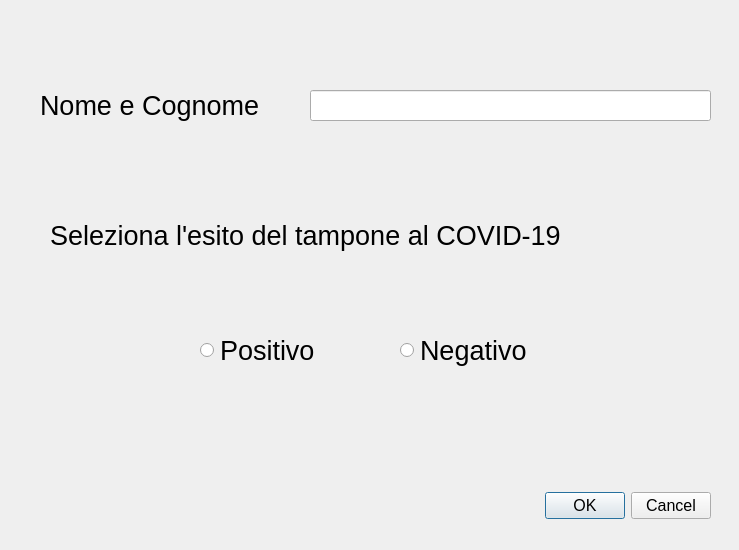
The window that c++/menu/menu_project/inserisci.ui (alessan10/c19-1) describes before a commit, drawn with Qt 5.
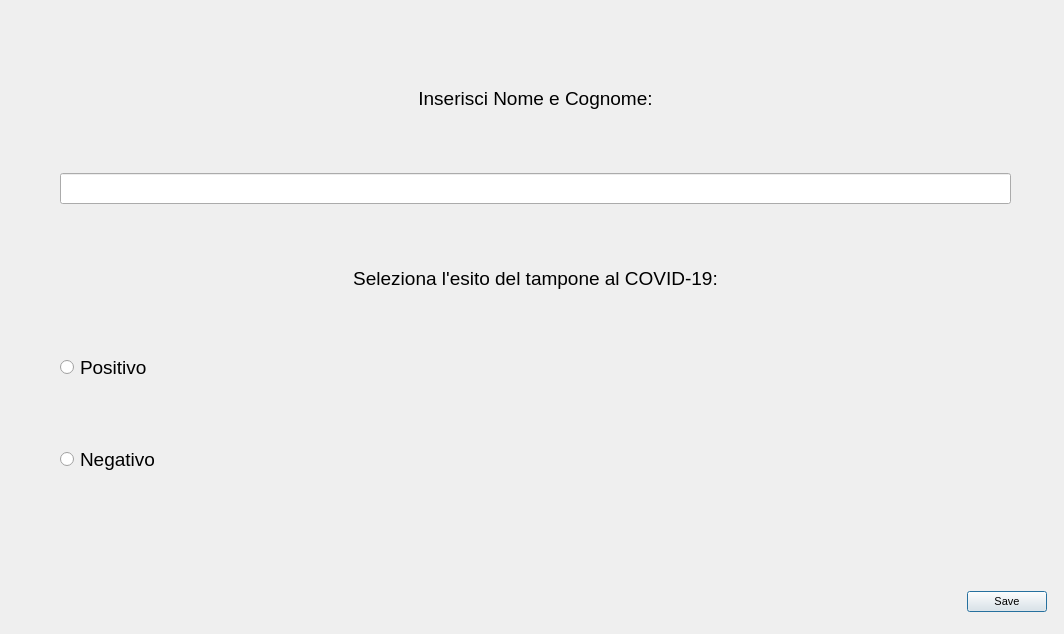
The same window after the commit.

Diff of the .ui file:
```diff
--- a/c++/menu/menu_project/inserisci.ui
+++ b/c++/menu/menu_project/inserisci.ui
@@ -6,119 +6,155 @@
    <rect>
     <x>0</x>
     <y>0</y>
-    <width>739</width>
-    <height>550</height>
+    <width>1064</width>
+    <height>634</height>
    </rect>
   </property>
   <property name="windowTitle">
    <string>Dialog</string>
   </property>
+  <widget class="QWidget" name="verticalLayoutWidget">
+   <property name="geometry">
+    <rect>
+     <x>60</x>
+     <y>30</y>
+     <width>951</width>
+     <height>501</height>
+    </rect>
+   </property>
+   <layout class="QVBoxLayout" name="verticalLayout">
+    <item>
+     <widget class="QLabel" name="label">
+      <property name="sizePolicy">
+       <sizepolicy hsizetype="Preferred" vsizetype="Fixed">
+        <horstretch>0</horstretch>
+        <verstretch>0</verstretch>
+       </sizepolicy>
+      </property>
+      <property name="font">
+       <font>
+        <pointsize>14</pointsize>
+       </font>
+      </property>
+      <property name="text">
+       <string>Inserisci Nome e Cognome:</string>
+      </property>
+      <property name="alignment">
+       <set>Qt::AlignCenter</set>
+      </property>
+     </widget>
+    </item>
+    <item>
+     <widget class="QLineEdit" name="lineEdit">
+      <property name="sizePolicy">
+       <sizepolicy hsizetype="Preferred" vsizetype="Fixed">
+        <horstretch>0</horstretch>
+        <verstretch>0</verstretch>
+       </sizepolicy>
+      </property>
+      <property name="font">
+       <font>
+        <pointsize>14</pointsize>
+       </font>
+      </property>
+      <property name="alignment">
+       <set>Qt::AlignCenter</set>
+      </property>
+     </widget>
+    </item>
+    <item>
+     <widget class="QLabel" name="label_2">
+      <property name="sizePolicy">
+       <sizepolicy hsizetype="Preferred" vsizetype="Fixed">
+        <horstretch>0</horstretch>
+        <verstretch>0</verstretch>
+       </sizepolicy>
+      </property>
+      <property name="font">
+       <font>
+        <pointsize>14</pointsize>
+       </font>
+      </property>
+      <property name="text">
+       <string>Seleziona l'esito del tampone al COVID-19:</string>
+      </property>
+      <property name="alignment">
+       <set>Qt::AlignCenter</set>
+      </property>
+     </widget>
+    </item>
+    <item>
+     <widget class="QRadioButton" name="radioButton_2">
+      <property name="sizePolicy">
+       <sizepolicy hsizetype="Fixed" vsizetype="Fixed">
+        <horstretch>0</horstretch>
+        <verstretch>0</verstretch>
+       </sizepolicy>
+      </property>
+      <property name="font">
+       <font>
+        <pointsize>14</pointsize>
+       </font>
+      </property>
+      <property name="text">
+       <string>Positivo</string>
+      </property>
+     </widget>
+    </item>
+    <item>
+     <widget class="QRadioButton" name="radioButton">
+      <property name="sizePolicy">
+       <sizepolicy hsizetype="Fixed" vsizetype="Fixed">
+        <horstretch>0</horstretch>
+        <verstretch>0</verstretch>
+       </sizepolicy>
+      </property>
+      <property name="font">
+       <font>
+        <pointsize>14</pointsize>
+       </font>
+      </property>
+      <property name="layoutDirection">
+       <enum>Qt::LeftToRight</enum>
+      </property>
+      <property name="text">
+       <string>Negativo</string>
+      </property>
+     </widget>
+    </item>
+   </layout>
+  </widget>
   <widget class="QDialogButtonBox" name="buttonBox">
+   <property name="enabled">
+    <bool>true</bool>
+   </property>
    <property name="geometry">
     <rect>
-     <x>370</x>
-     <y>490</y>
-     <width>341</width>
-     <height>32</height>
+     <x>890</x>
+     <y>590</y>
+     <width>157</width>
+     <height>23</height>
     </rect>
    </property>
+   <property name="sizePolicy">
+    <sizepolicy hsizetype="Fixed" vsizetype="Fixed">
+     <horstretch>0</horstretch>
+     <verstretch>0</verstretch>
+    </sizepolicy>
+   </property>
    <property name="font">
     <font>
-     <pointsize>12</pointsize>
+     <pointsize>8</pointsize>
     </font>
    </property>
    <property name="orientation">
     <enum>Qt::Horizontal</enum>
    </property>
    <property name="standardButtons">
-    <set>QDialogButtonBox::Cancel|QDialogButtonBox::Ok</set>
+    <set>QDialogButtonBox::Save</set>
    </property>
-  </widget>
-  <widget class="QLabel" name="label">
-   <property name="geometry">
-    <rect>
-     <x>40</x>
-     <y>90</y>
-     <width>221</width>
-     <height>31</height>
-    </rect>
-   </property>
-   <property name="font">
-    <font>
-     <pointsize>20</pointsize>
-    </font>
-   </property>
-   <property name="text">
-    <string>Nome e Cognome:</string>
-   </property>
-  </widget>
-  <widget class="QRadioButton" name="radioButton">
-   <property name="geometry">
-    <rect>
-     <x>200</x>
-     <y>330</y>
-     <width>121</width>
-     <height>41</height>
-    </rect>
-   </property>
-   <property name="font">
-    <font>
-     <pointsize>20</pointsize>
-    </font>
-   </property>
-   <property name="text">
-    <string>Positivo</string>
-   </property>
-  </widget>
-  <widget class="QRadioButton" name="radioButton_2">
-   <property name="geometry">
-    <rect>
-     <x>400</x>
-     <y>330</y>
-     <width>131</width>
-     <height>41</height>
-    </rect>
-   </property>
-   <property name="font">
-    <font>
-     <pointsize>20</pointsize>
-    </font>
-   </property>
-   <property name="text">
-    <string>Negativo</string>
-   </property>
-  </widget>
-  <widget class="QLabel" name="label_2">
-   <property name="geometry">
-    <rect>
-     <x>50</x>
-     <y>200</y>
-     <width>511</width>
-     <height>71</height>
-    </rect>
-   </property>
-   <property name="font">
-    <font>
-     <pointsize>20</pointsize>
-    </font>
-   </property>
-   <property name="text">
-    <string>Seleziona l'esito del tampone al COVID-19:</string>
-   </property>
-  </widget>
-  <widget class="QLineEdit" name="lineEdit">
-   <property name="geometry">
-    <rect>
-     <x>310</x>
-     <y>90</y>
-     <width>401</width>
-     <height>31</height>
-    </rect>
-   </property>
-   <property name="font">
-    <font>
-     <pointsize>14</pointsize>
-    </font>
+   <property name="centerButtons">
+    <bool>false</bool>
    </property>
   </widget>
  </widget>
```
Left out of the diff: 38 changed lines with no effect on the pictures.
